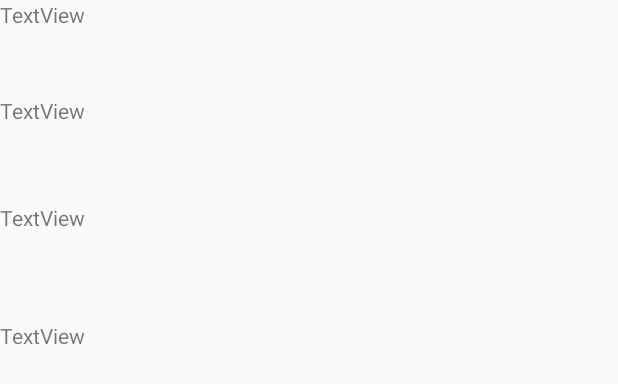
After one commit to morgane-bouchard/PPE4_android, an Android app: the layout layout_liste_sp.xml on its own in the app's theme, with its tools: preview values and no code run, on a phone screen of 412 x 824 dp. The commit adds this screen. Shown: the top 384 px of the screen. Run offline under Robolectric (Android 15) with nearby library versions, the phone set to English and light mode, and no system bars; network calls fail.

Commit message:
Evolution n°1, presque terminée (reste constructeur)

```diff
--- a/app/src/main/java/fr/vhb/sio/vhbpcp/SituationsActivity.java
+++ b/app/src/main/java/fr/vhb/sio/vhbpcp/SituationsActivity.java
@@ -24,7 +24,7 @@ public class SituationsActivity extends Activity {
 	public static final int CODE_UPDATE = 1;
 	private ListView listViewSitPros;
 	private ArrayList<Situation> lesSitPros;
-	private ArrayAdapter<Situation> unAdaptateur;
+	private SituationsAdapter unAdaptateur;
 	/**
 	 * Méthode appelée lors de la création de l'activité
 	 */
@@ -116,7 +116,7 @@ public class SituationsActivity extends Activity {
 			}
 			else {
 				lesSitPros = (ArrayList<Situation>) result;
-				unAdaptateur = new ArrayAdapter<Situation>(SituationsActivity.this, android.R.layout.simple_list_item_1, lesSitPros);
+				unAdaptateur = new SituationsAdapter(SituationsActivity.this, R.layout.layout_liste_sp, lesSitPros);
 				// 	on associe l'adaptateur au composant ListView
 				listViewSitPros.setAdapter(unAdaptateur);
 			}
--- a/app/src/main/java/fr/vhb/sio/vhbpcp/dao/Passerelle.java
+++ b/app/src/main/java/fr/vhb/sio/vhbpcp/dao/Passerelle.java
@@ -22,7 +22,7 @@ import fr.vhb.sio.vhbpcp.metier.Etudiant;
  */
 public class Passerelle {
 
-	public static String URL_HOTE_WS = "http://192.168.1.80/SIO2/WS_VHBPCP/index.php/";
+	public static String URL_HOTE_WS = "http://172.17.196.87/SIO2/geven/WS_VHBPCP/WS_VHBPCP/index.php/";
 
     /**
      * Retourne une requête HTTP de méthode GET à partir d'une URL donnée
@@ -113,7 +113,7 @@ public class Passerelle {
 	 * @return url complète
 	 */
 	protected static String getUrlComplete(String uneUrl, String login, String motPasse) throws UnsupportedEncodingException {
-        uneUrl += "/format/json/";
+        uneUrl += "/format/json";
         uneUrl += "/login/" + URLEncoder.encode(login, "UTF-8");
 		return uneUrl +  "/mdp/" + URLEncoder.encode(motPasse, "UTF-8") ;
 	}
--- /dev/null
+++ b/app/src/main/res/layout/layout_liste_sp.xml
@@ -0,0 +1,34 @@
+<?xml version="1.0" encoding="utf-8"?>
+<LinearLayout xmlns:android="http://schemas.android.com/apk/res/android"
+    android:orientation="vertical" android:layout_width="match_parent"
+    android:layout_height="match_parent"
+    android:weightSum="1">
+
+    <TextView
+        android:id="@+id/textViewLibelCourt"
+        android:layout_width="match_parent"
+        android:layout_height="wrap_content"
+        android:layout_weight="0.06"
+        android:text="TextView" />
+
+    <TextView
+        android:id="@+id/textViewNbActivites"
+        android:layout_width="match_parent"
+        android:layout_height="wrap_content"
+        android:layout_weight="0.07"
+        android:text="TextView" />
+
+    <TextView
+        android:id="@+id/textViewNbProductions"
+        android:layout_width="match_parent"
+        android:layout_height="wrap_content"
+        android:layout_weight="0.08"
+        android:text="TextView" />
+
+    <TextView
+        android:id="@+id/textViewNbCommentaires"
+        android:layout_width="match_parent"
+        android:layout_height="wrap_content"
+        android:layout_weight="0.06"
+        android:text="TextView" />
+</LinearLayout>
```
Also changed, not shown: app/src/main/java/fr/vhb/sio/vhbpcp/SituationsAdapter.java (added, +64 -0 lines), app/src/main/java/fr/vhb/sio/vhbpcp/dao/PasserelleSituation.java (+10 -7 lines), app/src/main/java/fr/vhb/sio/vhbpcp/metier/Situation.java (+20 -1 lines).
